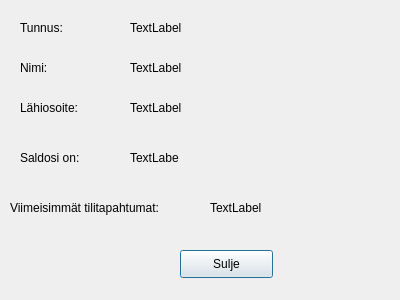
This is bankautomat/saldo.ui in bank-2022/group9 as Qt 5 draws it before an edit. The edited form follows.
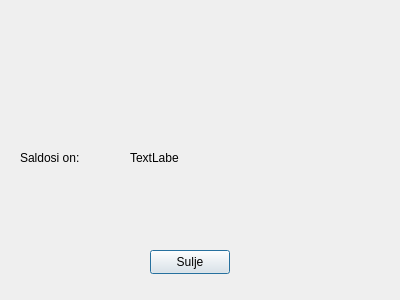
This is the edited form.

Diff of the .ui file:
```diff
--- a/bankautomat/saldo.ui
+++ b/bankautomat/saldo.ui
@@ -39,117 +39,15 @@
     <string>TextLabel</string>
    </property>
   </widget>
-  <widget class="QLabel" name="label_2">
+
+  <widget class="QPushButton" name="btnSulje">
    <property name="geometry">
     <rect>
-     <x>20</x>
-     <y>20</y>
-     <width>55</width>
-     <height>16</height>
-    </rect>
-   </property>
-   <property name="text">
-    <string>Tunnus:</string>
-   </property>
-  </widget>
-  <widget class="QLabel" name="label_3">
-   <property name="geometry">
-    <rect>
-     <x>20</x>
-     <y>60</y>
-     <width>55</width>
-     <height>16</height>
-    </rect>
-   </property>
-   <property name="text">
-    <string>Nimi:</string>
-   </property>
-  </widget>
-  <widget class="QLabel" name="label_4">
-   <property name="geometry">
-    <rect>
-     <x>20</x>
-     <y>100</y>
-     <width>91</width>
-     <height>16</height>
-    </rect>
-   </property>
-   <property name="text">
-    <string>Lähiosoite:</string>
-   </property>
-  </widget>
-  <widget class="QLabel" name="label_5">
-   <property name="geometry">
-    <rect>
-     <x>10</x>
-     <y>200</y>
-     <width>171</width>
-     <height>16</height>
-    </rect>
-   </property>
-   <property name="text">
-    <string>Viimeisimmät tilitapahtumat:</string>
-   </property>
-  </widget>
-  <widget class="QLabel" name="label_Tunnus">
-   <property name="geometry">
-    <rect>
-     <x>130</x>
-     <y>20</y>
-     <width>55</width>
-     <height>16</height>
-    </rect>
-   </property>
-   <property name="text">
-    <string>TextLabel</string>
-   </property>
-  </widget>
-  <widget class="QLabel" name="label_Nimi">
-   <property name="geometry">
-    <rect>
-     <x>130</x>
-     <y>60</y>
-     <width>55</width>
-     <height>16</height>
-    </rect>
-   </property>
-   <property name="text">
-    <string>TextLabel</string>
-   </property>
-  </widget>
-  <widget class="QLabel" name="label_Osoite">
-   <property name="geometry">
-    <rect>
-     <x>130</x>
-     <y>100</y>
-     <width>55</width>
-     <height>16</height>
-    </rect>
-   </property>
-   <property name="text">
-    <string>TextLabel</string>
-   </property>
-  </widget>
-  <widget class="QLabel" name="label_tapahtumat">
-   <property name="geometry">
-    <rect>
-     <x>210</x>
-     <y>200</y>
-     <width>55</width>
-     <height>16</height>
-    </rect>
-   </property>
-   <property name="text">
-    <string>TextLabel</string>
-   </property>
-  </widget>
-  <widget class="QPushButton" name="CloseSaldo">
-   <property name="geometry">
-    <rect>
-     <x>180</x>
+     <x>150</x>
      <y>250</y>
-     <width>93</width>
-     <height>28</height>
+     <width>80</width>
+     <height>24</height>
+
     </rect>
    </property>
    <property name="text">
```
